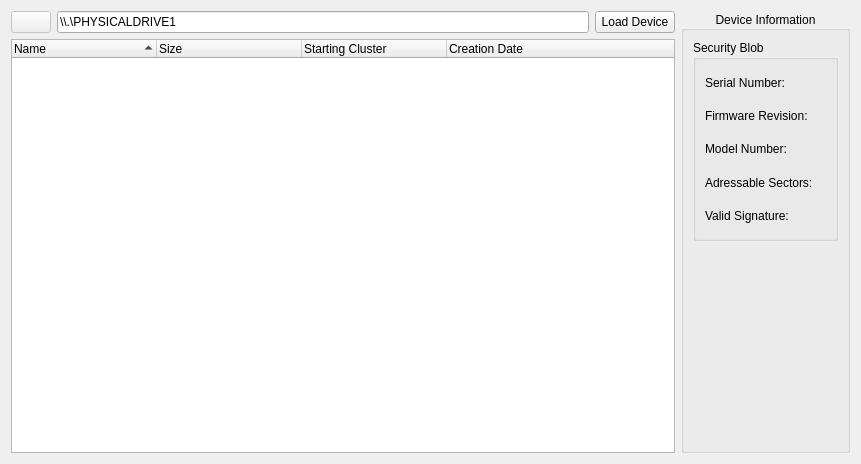
This is Velocity/deviceviewer.ui in hetelek/Velocity as Qt 5 draws it before an edit. The edited form follows.
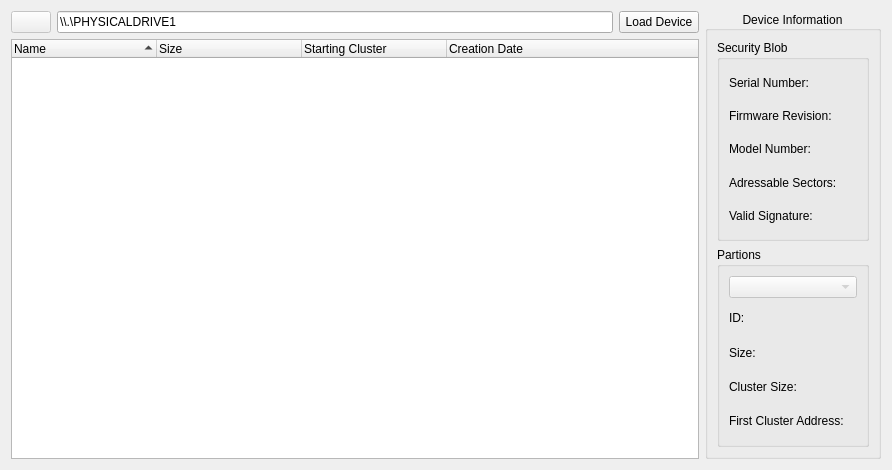
This is the edited form. Icons and pictures are not drawn.

Commit message: Partition information is now displayed

What changed in the file:
```diff
--- a/Velocity/deviceviewer.ui
+++ b/Velocity/deviceviewer.ui
@@ -6,8 +6,8 @@
    <rect>
     <x>0</x>
     <y>0</y>
-    <width>861</width>
-    <height>464</height>
+    <width>892</width>
+    <height>470</height>
    </rect>
   </property>
   <property name="minimumSize">
@@ -206,17 +206,88 @@
          </widget>
         </item>
         <item>
-         <spacer name="verticalSpacer">
-          <property name="orientation">
-           <enum>Qt::Vertical</enum>
+         <widget class="QGroupBox" name="groupBox_3">
+          <property name="title">
+           <string>Partions</string>
           </property>
-          <property name="sizeHint" stdset="0">
-           <size>
-            <width>20</width>
-            <height>199</height>
-           </size>
-          </property>
-         </spacer>
+          <layout class="QVBoxLayout" name="verticalLayout_8">
+           <item>
+            <widget class="QComboBox" name="comboBox">
+             <property name="enabled">
+              <bool>false</bool>
+             </property>
+            </widget>
+           </item>
+           <item>
+            <layout class="QHBoxLayout" name="horizontalLayout_4">
+             <item>
+              <layout class="QVBoxLayout" name="verticalLayout_7">
+               <item>
+                <widget class="QLabel" name="label_7">
+                 <property name="text">
+                  <string>ID:</string>
+                 </property>
+                </widget>
+               </item>
+               <item>
+                <widget class="QLabel" name="label_8">
+                 <property name="text">
+                  <string>Size:</string>
+                 </property>
+                </widget>
+               </item>
+               <item>
+                <widget class="QLabel" name="label_9">
+                 <property name="text">
+                  <string>Cluster Size:</string>
+                 </property>
+                </widget>
+               </item>
+               <item>
+                <widget class="QLabel" name="label_10">
+                 <property name="text">
+                  <string>First Cluster Address:</string>
+                 </property>
+                </widget>
+               </item>
+              </layout>
+             </item>
+             <item>
+              <layout class="QVBoxLayout" name="verticalLayout_6">
+               <item>
+                <widget class="QLabel" name="lblPartID">
+                 <property name="text">
+                  <string/>
+                 </property>
+                </widget>
+               </item>
+               <item>
+                <widget class="QLabel" name="lblPartSize">
+                 <property name="text">
+                  <string/>
+                 </property>
+                </widget>
+               </item>
+               <item>
+                <widget class="QLabel" name="lblPartClusterSize">
+                 <property name="text">
+                  <string/>
+                 </property>
+                </widget>
+               </item>
+               <item>
+                <widget class="QLabel" name="lblPartFirstClusterAddr">
+                 <property name="text">
+                  <string/>
+                 </property>
+                </widget>
+               </item>
+              </layout>
+             </item>
+            </layout>
+           </item>
+          </layout>
+         </widget>
         </item>
        </layout>
       </widget>
```
The commit also changes 2 other files.
